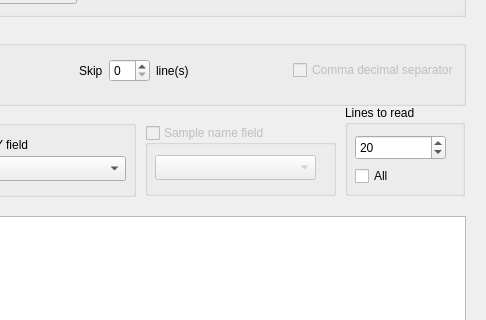
This is ui_msta_text_file_analysis.ui in epzt/msta as Qt 5 draws it before an edit; both pictures show x 185 to 671 and y 104 to 424 of the 671 by 552 pixel window. The edited form follows.
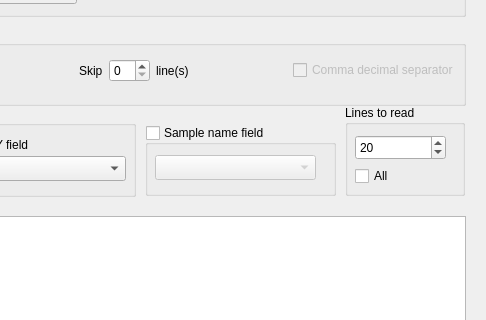
This is the edited form.

Diff of the .ui file:
```diff
--- a/ui_msta_text_file_analysis.ui
+++ b/ui_msta_text_file_analysis.ui
@@ -292,7 +292,7 @@
   </widget>
   <widget class="QGroupBox" name="sampleNameGroupBox">
    <property name="enabled">
-    <bool>false</bool>
+    <bool>true</bool>
    </property>
    <property name="geometry">
     <rect>
```
Left out of the diff: 3 changed lines with no effect on the pictures.
